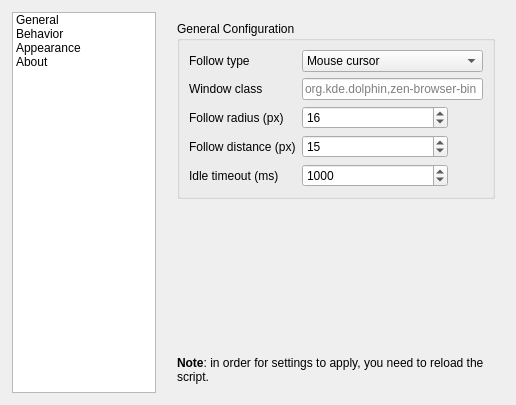
First picture: the form in package/contents/ui/config.ui, repository rileyaft/KNeko, before the edit.
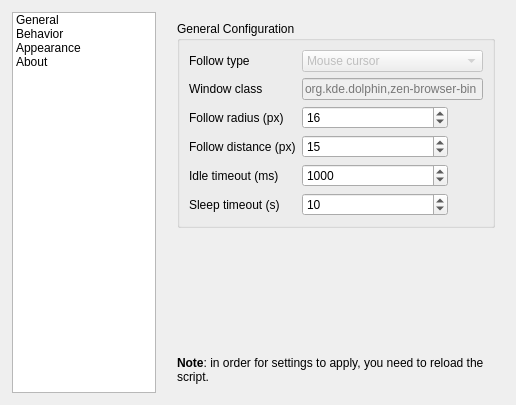
Second picture: the form after the edit. Icons and pictures are not drawn.

Commit message: disable unusable settings

```diff
--- a/package/contents/ui/config.ui
+++ b/package/contents/ui/config.ui
@@ -149,6 +149,12 @@
             </item>
             <item row="0" column="1">
              <widget class="QComboBox" name="kcfg_FollowType">
+              <property name="enabled">
+               <bool>false</bool>
+              </property>
+              <property name="toolTip">
+               <string>So far, only mouse cursor tracking has been implemented</string>
+              </property>
               <item>
                <property name="text">
                 <string>Mouse cursor</string>
@@ -191,8 +197,11 @@
             </item>
             <item row="2" column="1">
              <widget class="QLineEdit" name="kcfg_FollowWindowClass">
+              <property name="enabled">
+               <bool>false</bool>
+              </property>
               <property name="toolTip">
-               <string>&lt;html&gt;&lt;head/&gt;&lt;body&gt;&lt;p&gt;Comma separated window classes.&lt;/p&gt;&lt;p&gt;KNeko will follow the first listed class in order of precidence.&lt;/p&gt;&lt;p&gt;If no windows match, KNeko will idle instead.&lt;/p&gt;&lt;/body&gt;&lt;/html&gt;</string>
+               <string>&lt;html&gt;&lt;head/&gt;&lt;body&gt;&lt;p&gt;&lt;span style=&quot; font-weight:700;&quot;&gt;Not yet implemented.&lt;/span&gt;&lt;/p&gt;&lt;p&gt;Comma separated window classes.&lt;/p&gt;&lt;p&gt;KNeko will follow the first listed class in order of precidence.&lt;/p&gt;&lt;p&gt;If no windows match, KNeko will idle instead.&lt;/p&gt;&lt;/body&gt;&lt;/html&gt;</string>
               </property>
               <property name="inputMethodHints">
                <set>Qt::InputMethodHint::ImhLatinOnly</set>
@@ -307,6 +316,26 @@
               </property>
              </widget>
             </item>
+            <item row="6" column="0">
+             <widget class="QLabel" name="labelSleepTimeout">
+              <property name="text">
+               <string>Sleep timeout (s)</string>
+              </property>
+             </widget>
+            </item>
+            <item row="6" column="1">
+             <widget class="QSpinBox" name="kcfg_SleepTimeout">
+              <property name="maximumSize">
+               <size>
+                <width>146</width>
+                <height>16777215</height>
+               </size>
+              </property>
+              <property name="value">
+               <number>10</number>
+              </property>
+             </widget>
+            </item>
            </layout>
           </widget>
          </item>
@@ -599,9 +628,6 @@
               <property name="enabled">
                <bool>true</bool>
               </property>
-              <property name="cursor">
-               <cursorShape>ForbiddenCursor</cursorShape>
-              </property>
               <property name="focusPolicy">
                <enum>Qt::FocusPolicy::NoFocus</enum>
               </property>
@@ -653,7 +679,7 @@
                  </font>
                 </property>
                 <property name="text">
-                 <string>An Onkeo implementation in kwinscript</string>
+                 <string>An Oneko implementation in kwinscript</string>
                 </property>
                 <property name="wordWrap">
                  <bool>true</bool>
```
